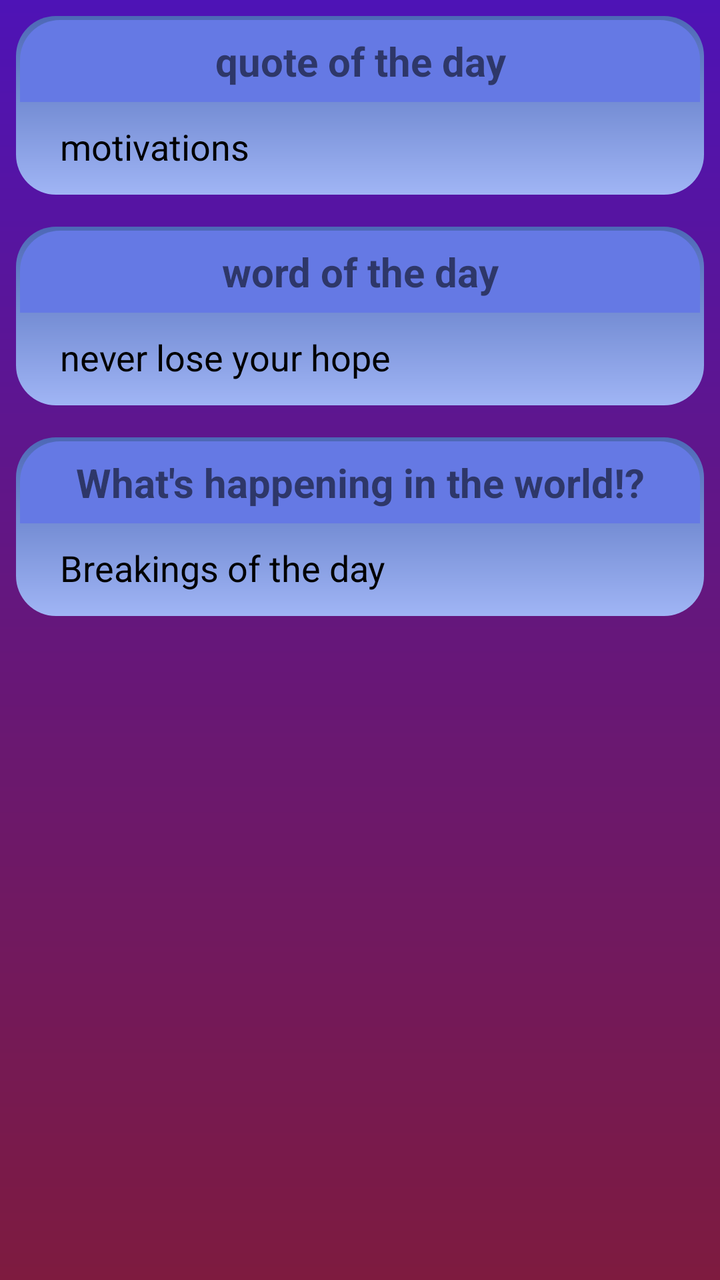
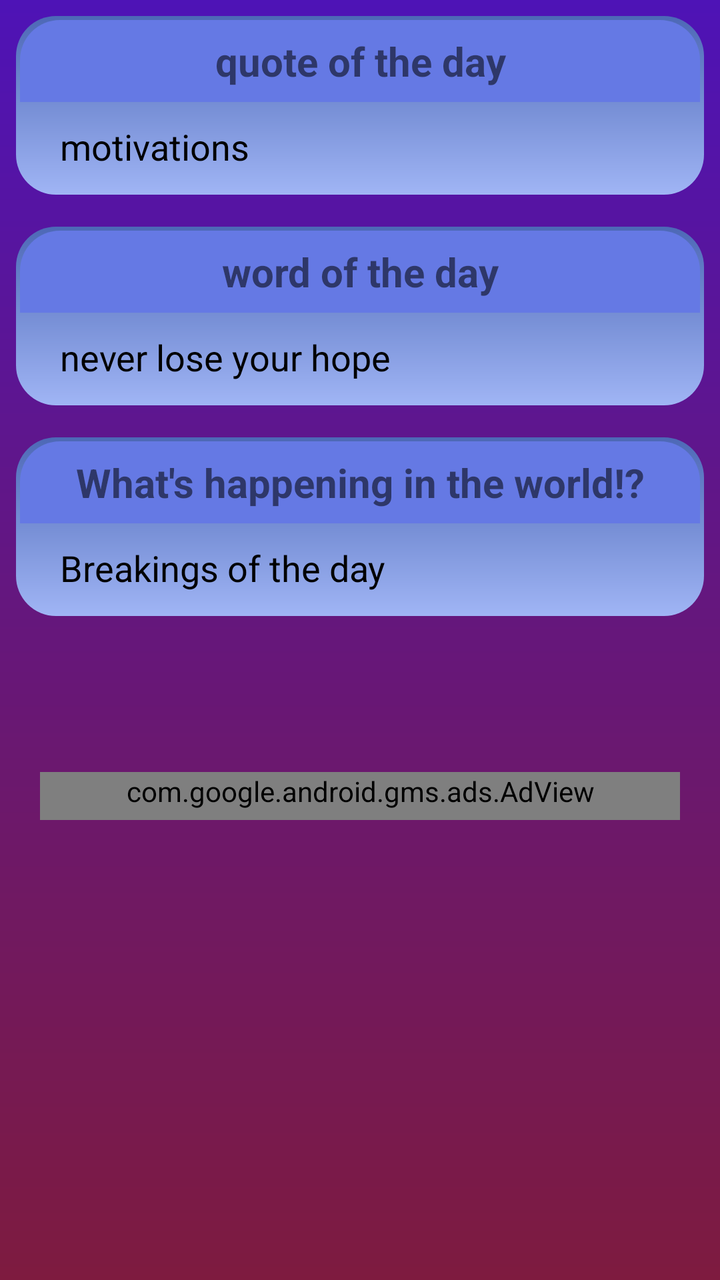

Compare the two renders of this Android layout. The source of the first and the diff that turns it into the second are given below.
<!-- AndroidManifest.xml: application theme Theme.LearnEnglish -->
<!-- res/layout/activity_first.xml -->
<?xml version="1.0" encoding="utf-8"?>
<ScrollView xmlns:android="http://schemas.android.com/apk/res/android"
    android:layout_width="match_parent"
    android:layout_height="match_parent"
    xmlns:app="http://schemas.android.com/apk/res-auto"
    xmlns:tools="http://schemas.android.com/tools"
    android:orientation="vertical"
     android:background="@drawable/main_background"
    tools:context=".Activity.FirstActivity">

    <RelativeLayout
        android:layout_width="match_parent"
        android:layout_height="match_parent"
        android:orientation="vertical"
        >

        <LinearLayout
            android:id="@+id/motivationLayout"
            android:layout_width="match_parent"
            android:layout_height="wrap_content"
            app:cardCornerRadius="8dp"
            android:padding="2dp"
            android:layout_margin="8sp"
            android:orientation="vertical"
            android:background="@drawable/rounded_background"
            >
            <TextView
                android:id="@+id/motivationHead"
                android:layout_width="match_parent"
                android:layout_height="wrap_content"
                android:text="quote of the day"
                android:textSize="20sp"
                android:textStyle="bold"
                android:textAlignment="center"
                android:background="@drawable/rounded_background2"
                android:padding="7dp"
                />
            <TextView
                android:id="@+id/motivationText"
                android:layout_width="match_parent"
                android:layout_height="wrap_content"
                android:textSize="18sp"
                android:text="motivations"
                android:textColor="@color/black"
                android:layout_marginLeft="10sp"
                android:padding="10dp"
                />


        </LinearLayout>

        <LinearLayout
            android:layout_below="@+id/motivationLayout"
            android:id="@+id/wordLayout"
            android:layout_width="match_parent"
            android:layout_height="wrap_content"
            app:cardCornerRadius="8dp"
            android:padding="2dp"
            android:layout_margin="8sp"
            android:orientation="vertical"
            android:background="@drawable/rounded_background"
            >
            <TextView
                android:id="@+id/wordHead"
                android:layout_width="match_parent"
                android:layout_height="wrap_content"
                android:text="word of the day"
                android:textSize="20sp"
                android:textAlignment="center"
                android:textStyle="bold"
                android:background="@drawable/rounded_background2"
                android:padding="7dp"
                />
            <TextView
                android:id="@+id/wordText"
                android:layout_width="match_parent"
                android:layout_height="wrap_content"
                android:textSize="18dp"
                android:text="never lose your hope"
                android:textColor="@color/black"
                android:layout_marginLeft="10sp"
                android:padding="10dp"
                />


        </LinearLayout>

        <LinearLayout
            android:id="@+id/newsLayout"
            android:layout_width="match_parent"
            android:layout_height="wrap_content"
            android:layout_below="@+id/wordLayout"
            app:cardCornerRadius="8dp"
            android:padding="2dp"
            android:layout_margin="8sp"
            android:orientation="vertical"
            android:background="@drawable/rounded_background"
            >
            <TextView
                android:id="@+id/newsHead"
                android:layout_width="match_parent"
                android:layout_height="wrap_content"
                android:text="What's happening in the world!?"
                android:textSize="20dp"
                android:textAlignment="center"
                android:textStyle="bold"
                android:background="@drawable/rounded_background2"
                android:padding="7dp"
                />
            <TextView
                android:id="@+id/newsText"
                android:layout_width="match_parent"
                android:layout_height="wrap_content"
                android:textSize="18dp"
                android:text="Breakings of the day"
                android:textColor="@color/black"
                android:layout_marginLeft="10sp"
                android:padding="10dp"
                />


        </LinearLayout>

        <androidx.recyclerview.widget.RecyclerView
            android:layout_below="@+id/newsLayout"
            android:id="@+id/recyclerView"
            android:padding="5dp"
            android:clipToPadding="false"
            android:layout_width="match_parent"
            android:layout_height="wrap_content"
            app:layoutManager="androidx.recyclerview.widget.StaggeredGridLayoutManager"
            app:spanCount="3"
            tools:listitem="@layout/grid_sample"
            />

    </RelativeLayout>


</ScrollView>
<!-- res/layout/grid_sample.xml (included above) -->
<?xml version="1.0" encoding="utf-8"?>
<RelativeLayout xmlns:android="http://schemas.android.com/apk/res/android"
    xmlns:app="http://schemas.android.com/apk/res-auto"
    android:layout_width="match_parent"
    android:orientation="vertical"
    android:layout_marginTop="10dp"
    android:paddingTop="5dp"
    android:layout_height="wrap_content">


    <RelativeLayout
        android:orientation="vertical"
        android:layout_width="match_parent"
        android:layout_height="match_parent"
        android:layout_margin="5dp"
        >

        <androidx.cardview.widget.CardView
            android:layout_width="match_parent"
            android:layout_height="match_parent"
            android:id="@+id/cardviewId"
            app:cardCornerRadius="8dp"
            app:cardElevation="0dp"
            >

            <LinearLayout
               android:background="@drawable/roundedborder"
                android:layout_width="match_parent"
                android:layout_height="match_parent"
                android:orientation="vertical"
                android:gravity="center"
                android:paddingLeft="6dp"
                android:paddingRight="6dp"
                android:paddingBottom="8dp"
                android:paddingTop="8dp"
                >
                <TextView
                    android:id="@+id/headingId"
                    android:layout_width="match_parent"
                    android:layout_height="45dp"
                    android:textAlignment="center"
                    android:textStyle="bold"
                    android:textSize="18sp"
                    android:text="Animal"
                    />

                <LinearLayout
                    android:layout_width="wrap_content"
                    android:layout_height="wrap_content"
                    android:orientation="vertical"
                    android:padding="4dp"
                    android:gravity="center"
                    android:background="@drawable/circlebackground"
                    android:layout_margin="7dp"
                    >

                    <ImageView
                        android:id="@+id/imageViewId"
                        android:layout_width="70dp"
                        android:layout_height="70dp"
                        android:padding="8dp"
                        android:src="@drawable/grammar" />


                </LinearLayout>

            </LinearLayout>
        </androidx.cardview.widget.CardView>



    </RelativeLayout>

</RelativeLayout>
<!-- resources referenced by this layout -->
<resources>
  <color name="black">#FF000000</color>
  <!-- drawable circlebackground (drawable) -->
  <?xml version="1.0" encoding="utf-8"?>
  <shape android:shape="ring" android:innerRadius="0dp" android:thicknessRatio="2.0" android:useLevel="false" xmlns:android="http://schemas.android.com/apk/res/android">
  
      <gradient
          android:startColor="#E91E63"
          android:angle="90"
          android:endColor="#1455CD"
          />
  
      <stroke
          android:color="#FFEB3B"
          android:width="3.5dp"
          />
  
      <corners android:radius="30dp"/>
  
  </shape>
  <!-- drawable grammar: png bitmap (drawable, 3594 bytes) -->
  <!-- drawable main_background (drawable) -->
  <?xml version="1.0" encoding="utf-8"?>
  <shape android:shape="rectangle" xmlns:android="http://schemas.android.com/apk/res/android">
  
      <gradient
          android:startColor="#7E1B3F"
          android:angle="90"
          android:endColor="#4E13B6"
          />
  </shape>
  <!-- drawable rounded_background (drawable) -->
  <?xml version="1.0" encoding="utf-8"?>
  <shape android:shape="rectangle" xmlns:android="http://schemas.android.com/apk/res/android">
  
      <gradient
          android:startColor="#A0B5F5"
          android:angle="90"
          android:endColor="#4D68B6"
          />
  
  
  
  
          <corners android:radius="20dp"/>
  </shape>
  <!-- drawable rounded_background2 (drawable) -->
  <?xml version="1.0" encoding="utf-8"?>
  <shape android:shape="rectangle" xmlns:android="http://schemas.android.com/apk/res/android">
  
      <solid
          android:color="#6579E4"
          />
  
      <corners
          android:topLeftRadius="20dp"
          android:topRightRadius="20dp"
          />
  </shape>
  <!-- drawable roundedborder (drawable) -->
  <?xml version="1.0" encoding="utf-8"?>
  <shape android:shape="rectangle" xmlns:android="http://schemas.android.com/apk/res/android">
  
      <gradient
          android:startColor="#AABBEF"
          android:angle="90"
          android:endColor="#7393F3"
          />
  
  
  
  
  
  </shape>
  <style name="Theme.LearnEnglish" parent="Theme.MaterialComponents.DayNight.DarkActionBar">
          
          <item name="colorPrimary">@color/purple_500</item>
          <item name="colorPrimaryVariant">@color/purple_700</item>
          <item name="colorOnPrimary">@color/white</item>
          
          <item name="colorSecondary">@color/teal_200</item>
          <item name="colorSecondaryVariant">@color/teal_700</item>
          <item name="colorOnSecondary">@color/black</item>
          
          <item name="android:statusBarColor">?attr/colorPrimary</item>
          
      </style>
  <color name="purple_500">#FF6200EE</color>
  <color name="purple_700">#FF3700B3</color>
  <color name="white">#FFFFFFFF</color>
  <color name="teal_200">#FF03DAC5</color>
  <color name="teal_700">#FF018786</color>
</resources>

<!-- the commit's change to res/layout/activity_first.xml (unified diff, before → after) -->
@@ -5,7 +5,7 @@
     xmlns:app="http://schemas.android.com/apk/res-auto"
     xmlns:tools="http://schemas.android.com/tools"
     android:orientation="vertical"
-     android:background="@drawable/main_background"
+    android:background="@drawable/main_background"
     tools:context=".Activity.FirstActivity">
 
     <RelativeLayout
@@ -13,6 +13,27 @@
         android:layout_height="match_parent"
         android:orientation="vertical"
         >
+
+
+
+
+
+
+
+
+
+
+
+
+
+
+
+
+
+
+
+
+
 
         <LinearLayout
             android:id="@+id/motivationLayout"
@@ -132,6 +153,24 @@
             app:spanCount="3"
             tools:listitem="@layout/grid_sample"
             />
+
+        <com.google.android.gms.ads.AdView
+            android:layout_below="@+id/recyclerView"
+            android:id="@+id/adView"
+            android:layout_width="match_parent"
+            android:layout_height="wrap_content"
+            android:layout_alignParentBottom="true"
+            android:layout_centerHorizontal="true"
+            android:layout_marginLeft="20dp"
+            android:layout_marginTop="50dp"
+            android:layout_marginRight="20dp"
+            android:layout_marginBottom="10dp"
+            android:paddingBottom="5dp"
+            app:adSize="BANNER"
+            app:adUnitId="ca-app-pub-3940256099942544/6300978111">
+
+        </com.google.android.gms.ads.AdView>
+
 
     </RelativeLayout>
 
